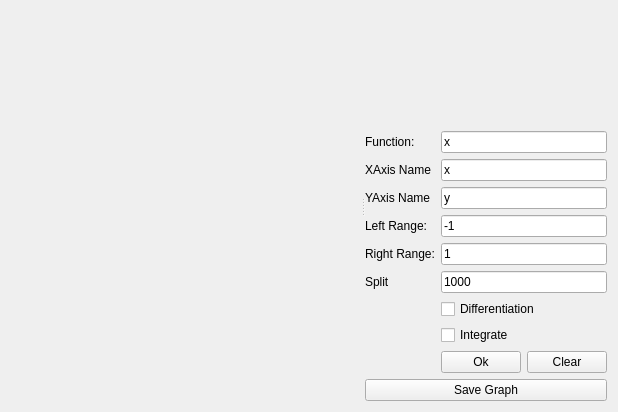
RogozhkinKirill/GraphBuilder, file iLabka/Plots/mplots.ui: the form before one commit.
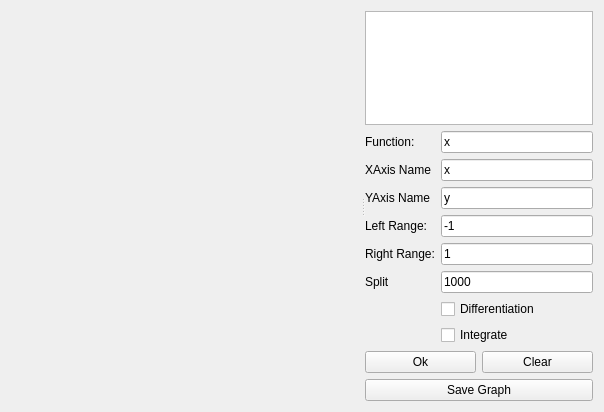
The form after the commit. Custom widgets are drawn as their Qt base class.

Diff of the .ui file:
```diff
--- a/iLabka/Plots/mplots.ui
+++ b/iLabka/Plots/mplots.ui
@@ -30,70 +30,59 @@
      <widget class="QWidget" name="verticalLayoutWidget">
       <layout class="QVBoxLayout" name="verticalLayout">
        <item>
-        <layout class="QGridLayout" name="gridLayout_2">
-         <item row="5" column="1">
-          <widget class="QLineEdit" name="Right_Side">
+        <spacer name="verticalSpacer">
+         <property name="orientation">
+          <enum>Qt::Vertical</enum>
+         </property>
+         <property name="sizeHint" stdset="0">
+          <size>
+           <width>20</width>
+           <height>40</height>
+          </size>
+         </property>
+        </spacer>
+       </item>
+       <item>
+        <widget class="QUndoView" name="undoView"/>
+       </item>
+       <item>
+        <layout class="QGridLayout" name="FunctionLayout">
+         <item row="5" column="0">
+          <widget class="QLabel" name="YAxis">
            <property name="text">
-            <string>1</string>
+            <string>YAxis Name</string>
            </property>
           </widget>
          </item>
-         <item row="0" column="1">
-          <spacer name="verticalSpacer">
-           <property name="orientation">
-            <enum>Qt::Vertical</enum>
-           </property>
-           <property name="sizeHint" stdset="0">
-            <size>
-             <width>20</width>
-             <height>40</height>
-            </size>
-           </property>
-          </spacer>
-         </item>
-         <item row="1" column="1">
+         <item row="3" column="1">
           <widget class="QLineEdit" name="Function">
            <property name="text">
             <string>x</string>
            </property>
           </widget>
          </item>
-         <item row="4" column="0">
-          <widget class="QLabel" name="LLSide">
-           <property name="text">
-            <string>Left Range:</string>
-           </property>
-          </widget>
-         </item>
-         <item row="4" column="1">
-          <widget class="QLineEdit" name="Left_Side">
-           <property name="text">
-            <string>-1</string>
-           </property>
-          </widget>
-         </item>
-         <item row="8" column="1">
-          <widget class="QCheckBox" name="Integrate">
-           <property name="text">
-            <string>Integrate</string>
-           </property>
-          </widget>
-         </item>
-         <item row="6" column="0">
+         <item row="8" column="0">
           <widget class="QLabel" name="Split">
            <property name="text">
             <string>Split</string>
            </property>
           </widget>
          </item>
-         <item row="2" column="1">
-          <widget class="QLineEdit" name="XAxisName">
+         <item row="8" column="1">
+          <widget class="QLineEdit" name="SplitEdit">
            <property name="text">
-            <string>x</string>
+            <string>1000</string>
            </property>
           </widget>
          </item>
-         <item row="1" column="0">
+         <item row="6" column="1">
+          <widget class="QLineEdit" name="Left_Side">
+           <property name="text">
+            <string>-1</string>
+           </property>
+          </widget>
+         </item>
+         <item row="3" column="0">
           <widget class="QLabel" name="LFunction">
            <property name="enabled">
             <bool>true</bool>
@@ -103,66 +92,80 @@
            </property>
           </widget>
          </item>
-         <item row="9" column="1">
-          <layout class="QHBoxLayout" name="ButtonLayout">
-           <item>
-            <widget class="QPushButton" name="ButtonOk">
-             <property name="enabled">
-              <bool>true</bool>
-             </property>
-             <property name="text">
-              <string>Ok</string>
-             </property>
-            </widget>
-           </item>
-           <item>
-            <widget class="QPushButton" name="ButtonClear">
-             <property name="text">
-              <string>Clear</string>
-             </property>
-            </widget>
-           </item>
-          </layout>
+         <item row="4" column="1">
+          <widget class="QLineEdit" name="XAxisName">
+           <property name="text">
+            <string>x</string>
+           </property>
+          </widget>
          </item>
-         <item row="5" column="0">
+         <item row="4" column="0">
+          <widget class="QLabel" name="XAxis">
+           <property name="text">
+            <string>XAxis Name</string>
+           </property>
+          </widget>
+         </item>
+         <item row="7" column="1">
+          <widget class="QLineEdit" name="Right_Side">
+           <property name="text">
+            <string>1</string>
+           </property>
+          </widget>
+         </item>
+         <item row="7" column="0">
           <widget class="QLabel" name="LRSide">
            <property name="text">
             <string>Right Range:</string>
            </property>
           </widget>
          </item>
-         <item row="7" column="1">
+         <item row="9" column="1">
           <widget class="QCheckBox" name="Differentitian">
            <property name="text">
             <string>Differentiation</string>
            </property>
           </widget>
          </item>
-         <item row="6" column="1">
-          <widget class="QLineEdit" name="SplitEdit">
-           <property name="text">
-            <string>1000</string>
-           </property>
-          </widget>
-         </item>
-         <item row="3" column="1">
+         <item row="5" column="1">
           <widget class="QLineEdit" name="YAxisName">
            <property name="text">
             <string>y</string>
            </property>
           </widget>
          </item>
-         <item row="2" column="0">
-          <widget class="QLabel" name="XAxis">
+         <item row="6" column="0">
+          <widget class="QLabel" name="LLSide">
            <property name="text">
-            <string>XAxis Name</string>
+            <string>Left Range:</string>
            </property>
           </widget>
          </item>
-         <item row="3" column="0">
-          <widget class="QLabel" name="YAxis">
+         <item row="10" column="1">
+          <widget class="QCheckBox" name="Integrate">
            <property name="text">
-            <string>YAxis Name</string>
+            <string>Integrate</string>
+           </property>
+          </widget>
+         </item>
+        </layout>
+       </item>
+       <item>
+        <layout class="QHBoxLayout" name="horizontalLayout">
+         <item>
+          <widget class="QPushButton" name="ButtonOk">
+           <property name="enabled">
+            <bool>true</bool>
+           </property>
+           <property name="text">
+            <string>Ok</string>
+           </property>
+          </widget>
+         </item>
+         <item>
+          <widget class="QPushButton" name="ButtonClear">
+           <property name="text">
+            <string>Clear</string>
            </property>
           </widget>
          </item>
```
